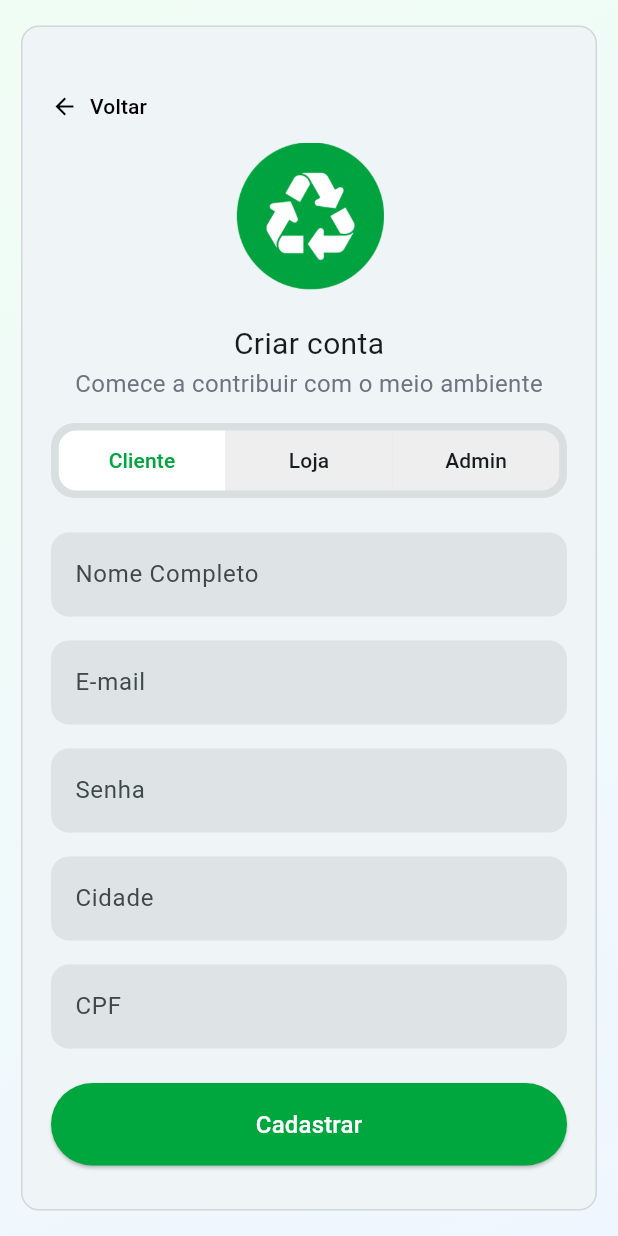
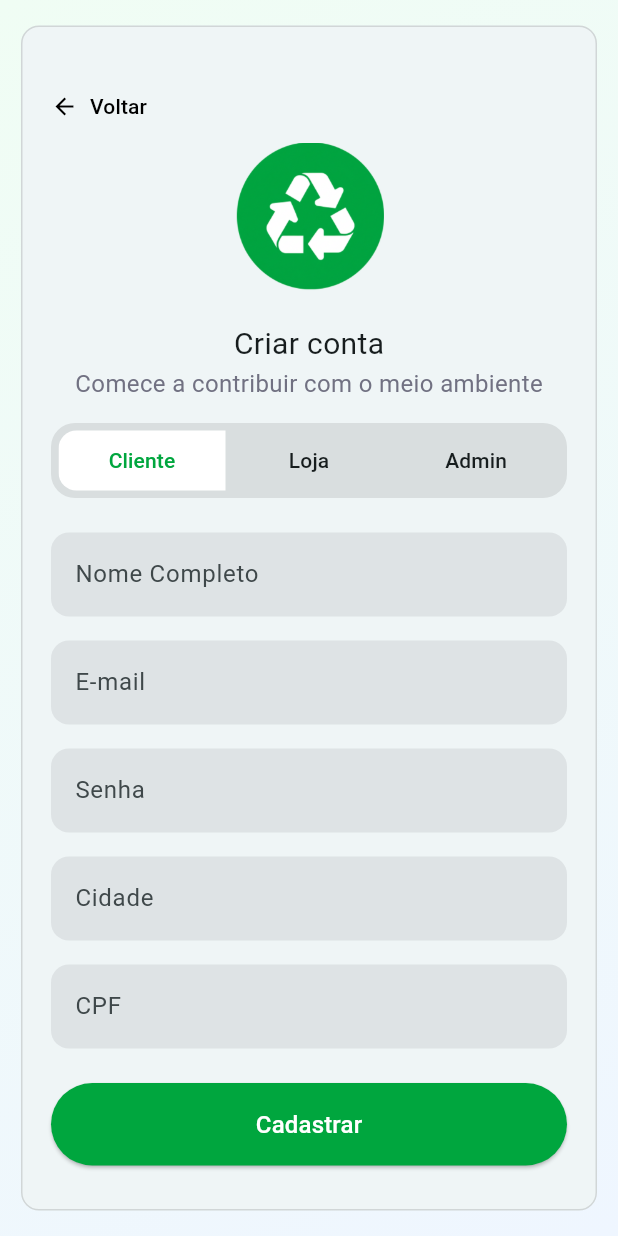
Before and after one commit to FabioMiguelNascimento/echoTrack, a Flutter app: the screen it shows after launch, after a tap on "Cadastre-se", on a phone screen of 412 x 824 dp. Run offline on Flutter 3.47's test engine with Material 3 defaults, Android fonts, the phone set to English and light mode, and no system bars; our stand-ins replace cloud_firestore, firebase_auth, firebase_core, shared_preferences; accounts and stored records are empty; generated files the repository leaves out were written again.

Commit message:
style:  tamanho do botão corrigido no login e cor transparente adicionada aos tipos de usuário não selecionados no cadastro

```diff
--- a/lib/src/views/auth/cadastro_page.dart
+++ b/lib/src/views/auth/cadastro_page.dart
@@ -174,7 +174,7 @@ class CadastroPage extends StatelessWidget {
                                   SegmentedButton.styleFrom(
                                     // Cores base
                                     backgroundColor: Colors
-                                        .grey[200], // Fundo cinza (não selecionado)
+                                        .transparent, // Fundo cinza (não selecionado)
                                     selectedBackgroundColor: Colors
                                         .white, // Fundo branco (selecionado)
                                     selectedForegroundColor: Color(
--- a/lib/src/views/auth/login_page.dart
+++ b/lib/src/views/auth/login_page.dart
@@ -197,11 +197,18 @@ class _LoginPageState extends State<LoginPage> {
                             backgroundColor: Color(0xff00A63E),
                             iconColor: Colors.white,
                             shadowColor: Colors.transparent,
+                            minimumSize: Size(double.infinity, 50),
                           ),
 
                           child: loginVM.isLoading
                               ? CircularProgressIndicator(color: Colors.white)
-                              : Text("Entrar"),
+                              : Text(
+                                  "Entrar",
+                                  style: TextStyle(
+                                    color: Colors.white,
+                                    fontWeight: FontWeight.bold,
+                                  ),
+                                ),
                         ),
                       ],
                     ),
```
